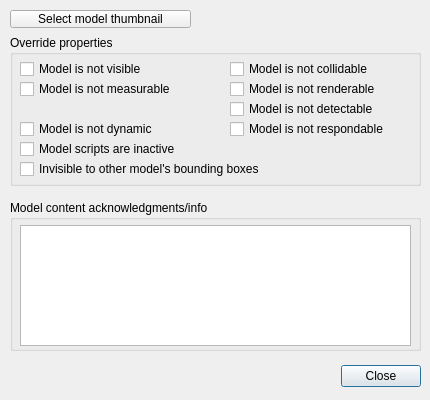
The window that ui/qdlgmodelproperties.ui (CoppeliaRobotics/coppeliaSimLib) describes before a commit, drawn with Qt 5.
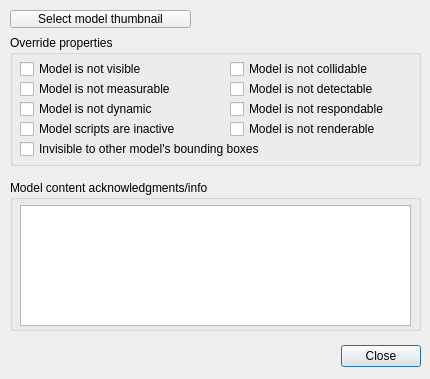
The same window after the commit.

```diff
--- a/ui/qdlgmodelproperties.ui
+++ b/ui/qdlgmodelproperties.ui
@@ -7,7 +7,7 @@
     <x>0</x>
     <y>0</y>
     <width>430</width>
-    <height>400</height>
+    <height>379</height>
    </rect>
   </property>
   <property name="windowTitle">
@@ -38,7 +38,7 @@
      <x>10</x>
      <y>35</y>
      <width>411</width>
-     <height>151</height>
+     <height>131</height>
     </rect>
    </property>
    <property name="title">
@@ -99,7 +99,7 @@
     <property name="geometry">
      <rect>
       <x>220</x>
-      <y>45</y>
+      <y>85</y>
       <width>191</width>
       <height>18</height>
      </rect>
@@ -115,7 +115,7 @@
     <property name="geometry">
      <rect>
       <x>220</x>
-      <y>65</y>
+      <y>45</y>
       <width>191</width>
       <height>18</height>
      </rect>
@@ -131,7 +131,7 @@
     <property name="geometry">
      <rect>
       <x>10</x>
-      <y>85</y>
+      <y>65</y>
       <width>211</width>
       <height>18</height>
      </rect>
@@ -147,7 +147,7 @@
     <property name="geometry">
      <rect>
       <x>220</x>
-      <y>85</y>
+      <y>65</y>
       <width>191</width>
       <height>18</height>
      </rect>
@@ -163,8 +163,8 @@
     <property name="geometry">
      <rect>
       <x>10</x>
-      <y>105</y>
-      <width>401</width>
+      <y>85</y>
+      <width>211</width>
       <height>18</height>
      </rect>
     </property>
@@ -179,7 +179,7 @@
     <property name="geometry">
      <rect>
       <x>10</x>
-      <y>125</y>
+      <y>105</y>
       <width>401</width>
       <height>18</height>
      </rect>
@@ -196,7 +196,7 @@
    <property name="geometry">
     <rect>
      <x>10</x>
-     <y>200</y>
+     <y>180</y>
      <width>411</width>
      <height>151</height>
     </rect>
@@ -222,7 +222,7 @@
    <property name="geometry">
     <rect>
      <x>10</x>
-     <y>360</y>
+     <y>340</y>
      <width>411</width>
      <height>32</height>
     </rect>
```
Left out of the diff: 2 changed lines with no effect on the pictures.
